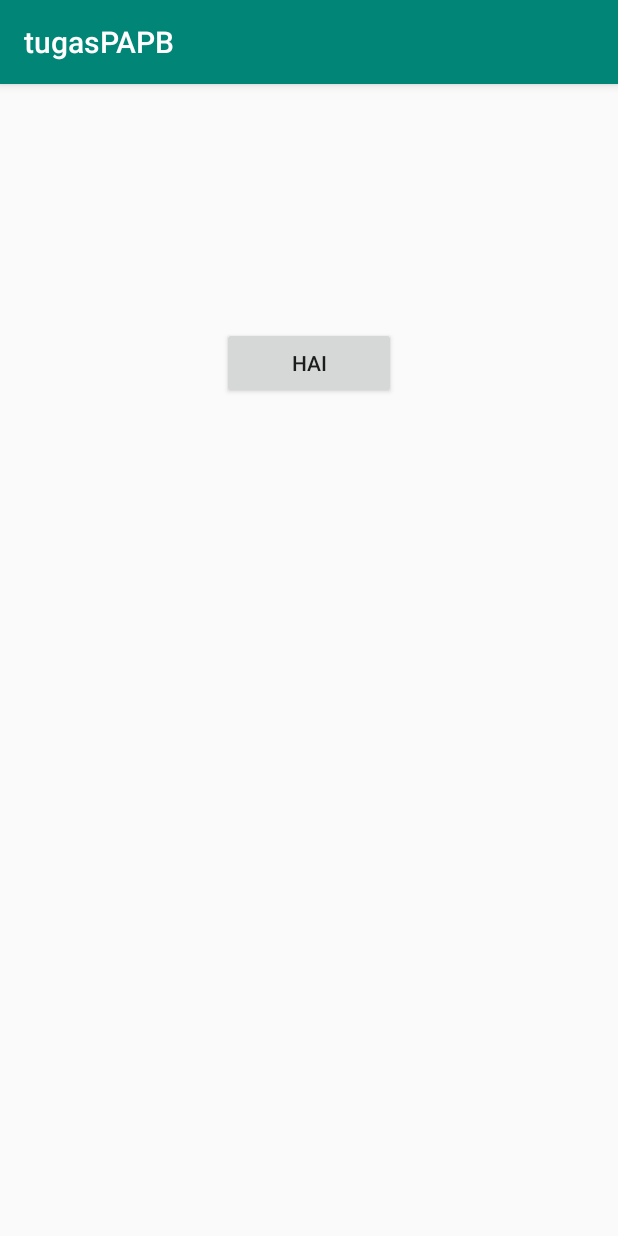
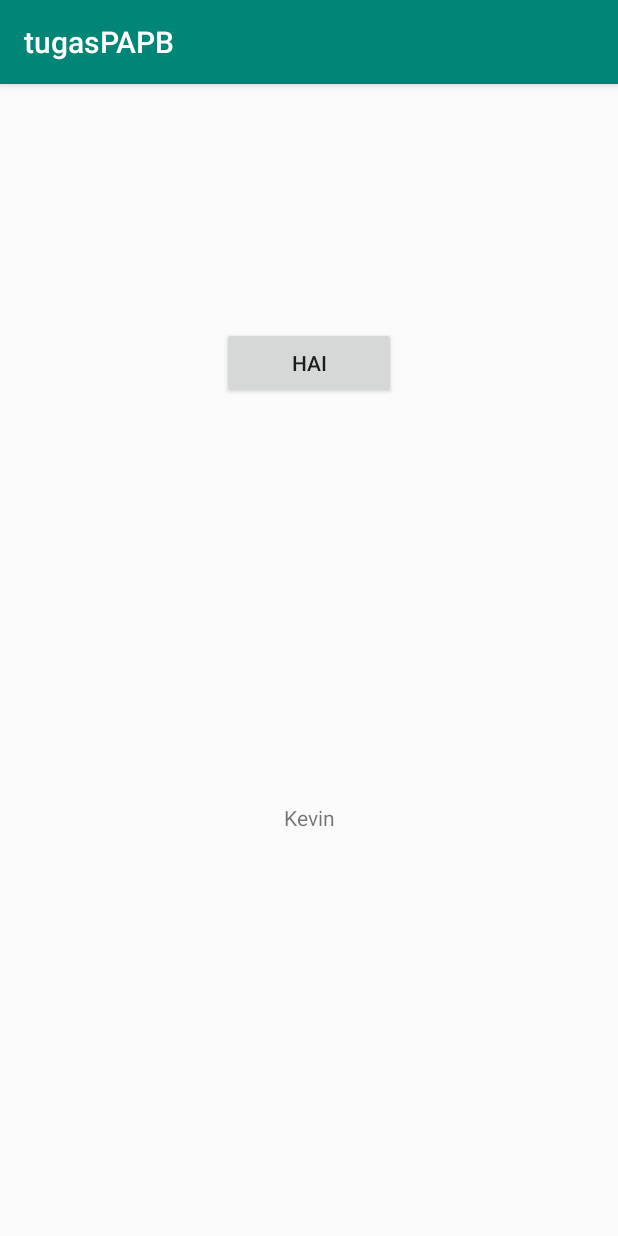
Before and after one commit to yudystriawan/tugasPAPB, an Android app: the screen it shows after launch (MainActivity), on a phone screen of 412 x 824 dp. Run offline under Robolectric (Android 15) with nearby library versions, the phone set to English and light mode, and no system bars.

Commit message:
tambah text

```diff
--- a/app/src/main/res/layout/activity_main.xml
+++ b/app/src/main/res/layout/activity_main.xml
@@ -20,4 +20,21 @@
         app:layout_constraintStart_toStartOf="parent"
         app:layout_constraintTop_toTopOf="parent" />
 
+    <TextView
+        android:id="@+id/textView"
+        android:layout_width="wrap_content"
+        android:layout_height="wrap_content"
+        android:layout_marginStart="8dp"
+        android:layout_marginLeft="8dp"
+        android:layout_marginTop="8dp"
+        android:layout_marginEnd="8dp"
+        android:layout_marginRight="8dp"
+        android:layout_marginBottom="8dp"
+        android:text="@string/kevin"
+        app:layout_constraintBottom_toBottomOf="parent"
+        app:layout_constraintEnd_toEndOf="parent"
+        app:layout_constraintStart_toStartOf="parent"
+        app:layout_constraintTop_toBottomOf="@+id/button" />
+
+
 </android.support.constraint.ConstraintLayout>
--- a/app/src/main/res/values/strings.xml
+++ b/app/src/main/res/values/strings.xml
@@ -1,4 +1,5 @@
 <resources>
     <string name="app_name">tugasPAPB</string>
     <string name="test">HAI</string>
+    <string name="kevin">Kevin</string>
 </resources>
```
